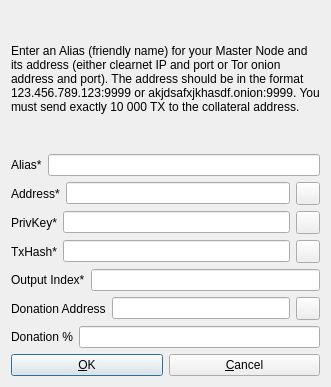
The window that src/qt/forms/addeditadrenalinenode.ui (transferdev/Transfercoin) describes before a commit, drawn with Qt 5.
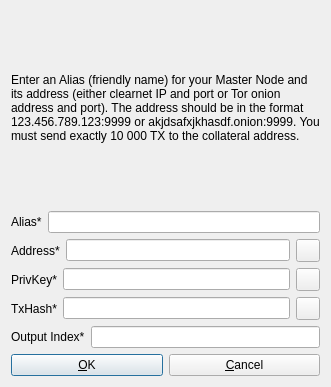
The same window after the commit. Icons and pictures are not drawn.

Commit message: Remove donation addresses from GUI

Patch:
```diff
--- a/src/qt/forms/addeditadrenalinenode.ui
+++ b/src/qt/forms/addeditadrenalinenode.ui
@@ -169,57 +169,6 @@
      </item>
     </layout>
    </item>
-   <item>
-    <layout class="QHBoxLayout" name="horizontalLayout_6">
-     <property name="bottomMargin">
-      <number>0</number>
-     </property>
-     <item>
-      <widget class="QLabel" name="donationaddressLine">
-       <property name="text">
-        <string>Donation Address</string>
-       </property>
-      </widget>
-     </item>
-     <item>
-      <widget class="QLineEdit" name="donationaddressLineEdit"/>
-     </item>
-     <item>
-      <widget class="QToolButton" name="AddEditDonationPasteButton">
-       <property name="toolTip">
-        <string>Paste address from clipboard</string>
-       </property>
-       <property name="text">
-        <string/>
-       </property>
-       <property name="icon">
-        <iconset resource="../bitcoin.qrc">
-         <normaloff>:/icons/editpaste</normaloff>:/icons/editpaste</iconset>
-       </property>
-       <property name="shortcut">
-        <string>Alt+P</string>
-       </property>
-      </widget>
-     </item>
-    </layout>
-   </item>
-   <item>
-    <layout class="QHBoxLayout" name="horizontalLayout_7">
-     <property name="bottomMargin">
-      <number>0</number>
-     </property>
-     <item>
-      <widget class="QLabel" name="donationpercentageLine">
-       <property name="text">
-        <string>Donation %</string>
-       </property>
-      </widget>
-     </item>
-     <item>
-      <widget class="QLineEdit" name="donationpercentageLineEdit"/>
-     </item>
-    </layout>
-   </item>
    <item>
     <layout class="QHBoxLayout" name="horizontalLayout_Buttons">
      <item>
```
The commit also changes 7 other files.
